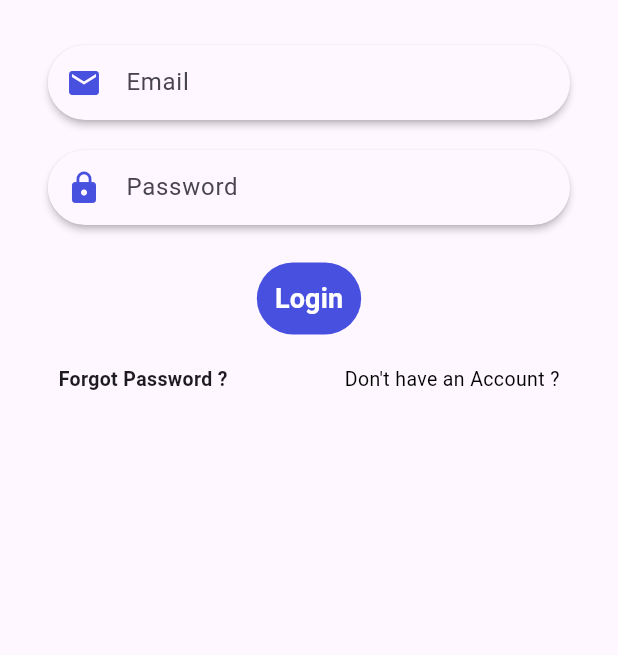
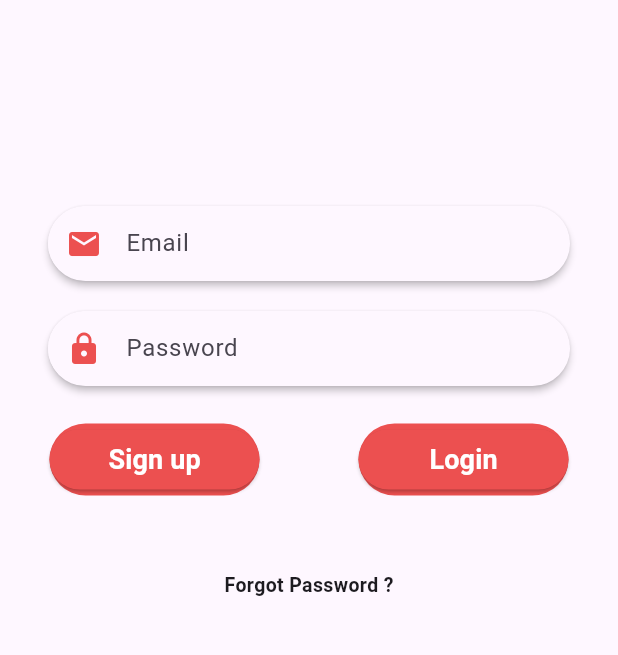
Before and after one commit to duc25012002/CampusCar, a Flutter app: the screen it shows after launch, after a tap on "Login", on a phone screen of 412 x 824 dp, the part 450-1105 px from its top. Run offline on Flutter 3.47's test engine with Material 3 defaults, Android fonts, the phone set to English and light mode, and no system bars; our stand-ins replace firebase_core, get, lottie; accounts and stored records are empty; project files that could hold a hidden picture were left out.

Commit message:
CC-03|Thêm loginController, bindings

```diff
--- /dev/null
+++ b/lib/auth/controller/Login_Controller.dart
@@ -0,0 +1,7 @@
+import 'package:flutter/material.dart';
+import 'package:get/get.dart';
+
+class LoginController extends GetxController {
+  final controllerUserName = TextEditingController();
+  final controllerUserPass = TextEditingController();
+}
--- /dev/null
+++ b/lib/auth/models/Auth_Login.dart
@@ -0,0 +1,4 @@
+class AuthLogin {
+  String? userName;
+  String? userPass;
+}
--- a/lib/auth/views/login_screen.dart
+++ b/lib/auth/views/login_screen.dart
@@ -1,5 +1,7 @@
+import 'package:campus_car_joco/auth/controller/Login_Controller.dart';
 import 'package:campus_car_joco/utils.dart';
 import 'package:flutter/material.dart';
+import 'package:get/get.dart';
 
 class LoginScreen extends StatefulWidget {
   const LoginScreen({super.key});
@@ -9,9 +11,13 @@ class LoginScreen extends StatefulWidget {
 }
 
 class LoginScreenState extends State<LoginScreen> {
-  final _controllerEmail = TextEditingController();
-  final _controllerPass = TextEditingController();
   bool isLoading = false;
+  late LoginController _controller;
+  @override
+  void initState() {
+    _controller = Get.find<LoginController>();
+    super.initState();
+  }
 
   @override
   Widget build(BuildContext context) {
@@ -28,14 +34,14 @@ class LoginScreenState extends State<LoginScreen> {
               ),
             ),
           ),
-          const SizedBox(height: 30),
+          SizedBox(height: MediaQuery.sizeOf(context).height / 6),
           Padding(
             padding: const EdgeInsets.symmetric(horizontal: 32),
             child: Material(
               elevation: 2.0,
               borderRadius: const BorderRadius.all(Radius.circular(30)),
               child: TextField(
-                controller: _controllerEmail,
+                controller: _controller.controllerUserName,
                 cursorColor: ColorConst.blue3,
                 decoration: InputDecoration(
                     hintText: "Email",
@@ -44,7 +50,7 @@ class LoginScreenState extends State<LoginScreen> {
                       borderRadius: const BorderRadius.all(Radius.circular(30)),
                       child: Icon(
                         Icons.email,
-                        color: ColorConst.primaryBlue,
+                        color: ColorConst.primaryColor,
                       ),
                     ),
                     border: InputBorder.none,
@@ -60,7 +66,7 @@ class LoginScreenState extends State<LoginScreen> {
               elevation: 2.0,
               borderRadius: const BorderRadius.all(Radius.circular(30)),
               child: TextField(
-                controller: _controllerPass,
+                controller: _controller.controllerUserPass,
                 cursorColor: ColorConst.blue5,
                 decoration: InputDecoration(
                     hintText: "Password",
@@ -69,7 +75,7 @@ class LoginScreenState extends State<LoginScreen> {
                       borderRadius: const BorderRadius.all(Radius.circular(30)),
                       child: Icon(
                         Icons.lock,
-                        color: ColorConst.primaryBlue,
+                        color: ColorConst.primaryColor,
                       ),
                     ),
                     border: InputBorder.none,
@@ -80,13 +86,46 @@ class LoginScreenState extends State<LoginScreen> {
             ),
           ),
           const SizedBox(height: 25),
+          Row(
+            mainAxisAlignment: MainAxisAlignment.spaceAround,
+            children: [
               Padding(
                   padding: const EdgeInsets.symmetric(horizontal: 32),
                   child: Container(
+                    width: 140,
                     decoration: BoxDecoration(
-                    borderRadius: const BorderRadius.all(Radius.circular(100)),
-                    color: ColorConst.primaryBlue),
-                child: TextButton(
+                        borderRadius:
+                            const BorderRadius.all(Radius.circular(100)),
+                        color: ColorConst.primaryColor),
+                    child: ElevatedButton(
+                      style: ElevatedButton.styleFrom(
+                        primary: ColorConst.primaryColor,
+                      ),
+                      child: const Text(
+                        "Sign up",
+                        style: TextStyle(
+                          color: Colors.white,
+                          fontWeight: FontWeight.w700,
+                          fontSize: 18,
+                        ),
+                      ),
+                      onPressed: () {
+                        debugPrint("register");
+                      },
+                    ),
+                  )),
+              Padding(
+                  padding: const EdgeInsets.symmetric(horizontal: 32),
+                  child: Container(
+                    width: 140,
+                    decoration: BoxDecoration(
+                        borderRadius:
+                            const BorderRadius.all(Radius.circular(100)),
+                        color: ColorConst.primaryColor),
+                    child: ElevatedButton(
+                      style: ElevatedButton.styleFrom(
+                        primary: ColorConst.primaryColor,
+                      ),
                       child: const Text(
                         "Login",
                         style: TextStyle(
@@ -96,37 +135,26 @@ class LoginScreenState extends State<LoginScreen> {
                         ),
                       ),
                       onPressed: () {
-                    debugPrint("Aaaaaa");
+                        debugPrint("login");
                       },
                     ),
                   )),
-          const SizedBox(height: 20),
-          Row(
-            mainAxisAlignment: MainAxisAlignment.spaceAround,
-            children: [
-              const Text(
+            ],
+          ),
+          const SizedBox(height: 50),
+          GestureDetector(
+            onTap: () {
+              debugPrint("Forgot");
+            },
+            child: const Center(
+              child: Text(
                 "Forgot Password ?",
                 style: TextStyle(
-                    // color: Constants.primaryBlue,
+                    // color: Constants.primaryColor,
                     fontSize: 13,
                     fontWeight: FontWeight.w700),
               ),
-              GestureDetector(
-                onTap: () {},
-                child: const Row(
-                  mainAxisAlignment: MainAxisAlignment.center,
-                  children: <Widget>[
-                    Text(
-                      "Don't have an Account ?",
-                      style: TextStyle(
-                          color: Colors.black,
-                          fontSize: 13,
-                          fontWeight: FontWeight.normal),
             ),
-                  ],
-                ),
-              )
-            ],
           ),
         ],
       ),
--- /dev/null
+++ b/lib/configs/configs.dart
@@ -0,0 +1 @@
+class SizeDefine {}
--- a/lib/di/manager_binding.dart
+++ b/lib/di/manager_binding.dart
@@ -1,4 +1,6 @@
 import 'package:get/get.dart';
+
+import '../auth/controller/Login_Controller.dart';
 
 class ManagerBindings implements Bindings {
   @override
@@ -25,6 +27,6 @@ class ManagerBindings implements Bindings {
   // }
 
   void _initController() async {
-    //  Get.lazyPut(() => LoginController(), fenix: true);
+    Get.lazyPut(() => LoginController(), fenix: true);
   }
 }
--- a/lib/main.dart
+++ b/lib/main.dart
@@ -1,4 +1,6 @@
 import 'package:campus_car_joco/auth/views/login_screen.dart';
+import 'package:campus_car_joco/di/manager_binding.dart';
+import 'package:campus_car_joco/utils.dart';
 import 'package:flutter/material.dart';
 import 'package:get/get.dart';
 
@@ -7,17 +9,11 @@ void main() async {
   //   options: DefaultFirebaseOptions.currentPlatform,
   // );
   // WidgetsFlutterBinding.ensureInitialized();
-  runApp(const MyApp());
+  ManagerBindings().dependencies();
+  runApp(GetMaterialApp(
+    title: 'Campus Car',
+    debugShowCheckedModeBanner: false,
+    theme: ThemeData.light().copyWith(primaryColor: ColorConst.primaryColor),
+    home: const LoginScreen(),
+  ));
 }
-
-class MyApp extends StatelessWidget {
-  const MyApp({super.key});
-  @override
-  Widget build(BuildContext context) {
-    return const GetMaterialApp(
-      title: 'Campus Car',
-      debugShowCheckedModeBanner: false,
-      home: LoginScreen(),
-    );
-  }
-}
--- a/lib/splash/splash_screen.dart
+++ b/lib/splash/splash_screen.dart
@@ -49,7 +49,7 @@ class _SplashScreenState extends State<SplashScreen> {
                 style: TextStyle(
                     fontFamily: 'CarterOne',
                     fontSize: 40,
-                    color: ColorConst.primaryBlue)),
+                    color: ColorConst.primaryColor)),
             const SizedBox(
               height: 20,
             ),
--- a/lib/utils.dart
+++ b/lib/utils.dart
@@ -1,7 +1,7 @@
 import 'package:flutter/material.dart';
 
 class ColorConst {
-  static var primaryBlue = const Color(0xff4850df);
+  static var primaryColor = const Color.fromARGB(255, 236, 80, 80);
   static var secondaryBlue = const Color(0xff131c4a);
   static var lightBlue = const Color(0xff0072F6);
   static var blue3 = const Color(0xff12143e);
```
Lines whose indentation alone changed are shown as unchanged.
